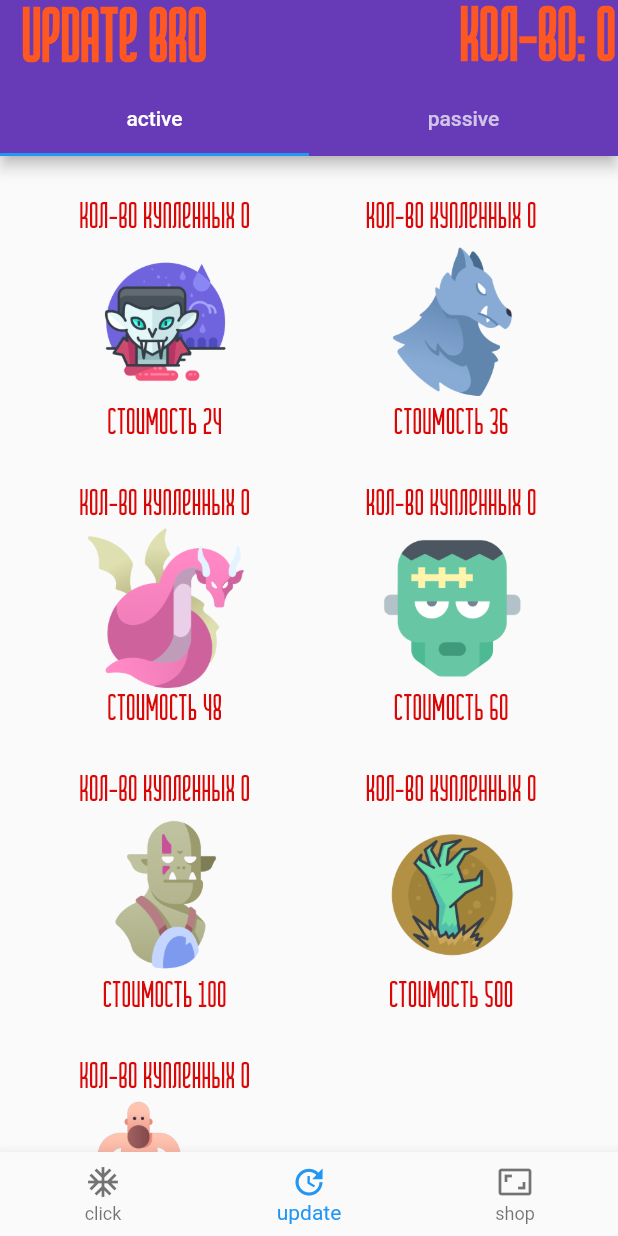
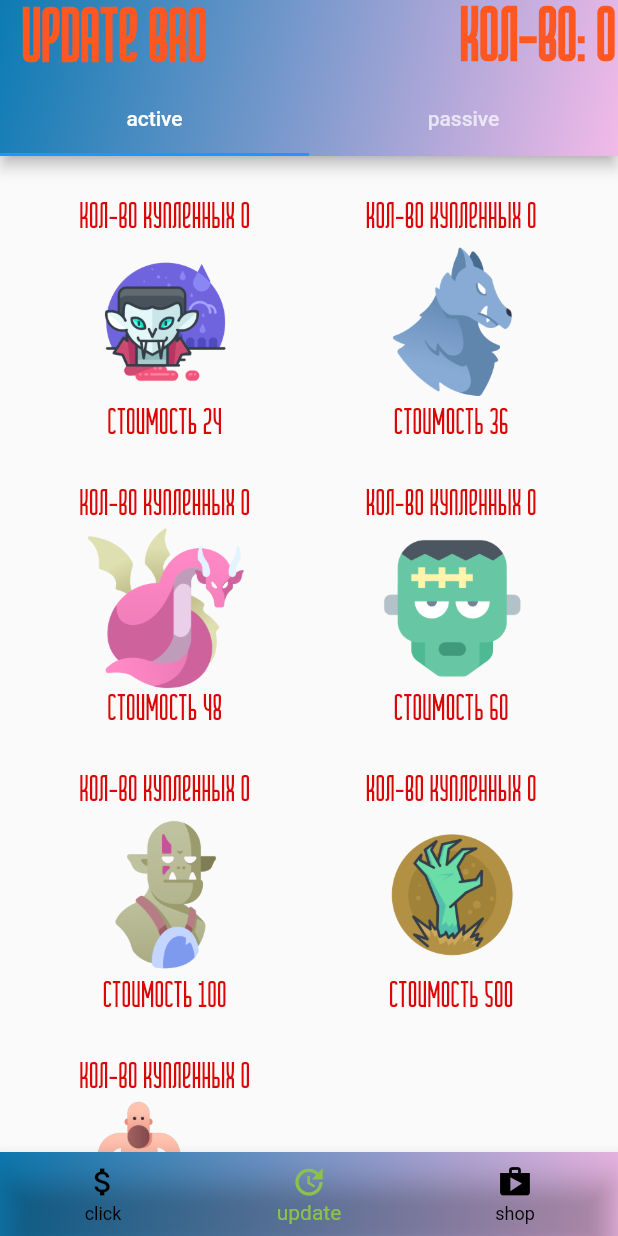
Before and after one commit to cup-of-Aygiz/playpepe, a Flutter app: the screen it shows after launch, swiped to page 2, on a phone screen of 412 x 824 dp. Run offline on Flutter 3.47's test engine with Material 2 defaults, Android fonts, the phone set to English and light mode, and no system bars; our stand-ins replace flutter_bloc, shared_preferences.

Commit message:
поиграл с цветами

```diff
--- a/lib/pages/home_page.dart
+++ b/lib/pages/home_page.dart
@@ -3,7 +3,7 @@ import 'dart:async';
 import 'package:flutter/material.dart';
 import 'package:game_of_pepe/pages/shop_page.dart';
 import 'package:game_of_pepe/pages/update_page.dart';
-
+import 'package:game_of_pepe/ui/config.dart';
 import 'fight_page.dart';
 
 class HomePage extends StatefulWidget {
@@ -13,18 +13,19 @@ class HomePage extends StatefulWidget {
 
 class _HomePageState extends State<HomePage> {
   int _currentIndex = 0;
-
+  Decoration _dec = Decorations.boxDecoration1;
   final pages = [
     FightPage(),
     UpdatePage(),
     ShopPage(),
   ];
   final PageController _pageController = PageController();
+
   @override
   Widget build(BuildContext context) {
     return Scaffold(
       //body: pages[_currentIndex],
-      body:PageView(
+      body: PageView(
         controller: _pageController,
         children: <Widget>[
           FightPage(),
@@ -38,11 +39,17 @@ class _HomePageState extends State<HomePage> {
         },
       ),
       //bottomNavigationBar: _getNavBar(context),
-      bottomNavigationBar: BottomNavigationBar(
+      bottomNavigationBar: Container(
+        decoration: _dec,
+        child: BottomNavigationBar(
+          backgroundColor: Colors.transparent,
+          //fixedColor: Colors.amberAccent,
+          unselectedItemColor: Colors.black,
+          selectedItemColor: Colors.lightGreen,
           currentIndex: _currentIndex,
           items: [
             BottomNavigationBarItem(
-            icon: Icon(Icons.ac_unit),
+              icon: Icon(Icons.attach_money),
               label: "click",
             ),
             BottomNavigationBarItem(
@@ -50,14 +57,16 @@ class _HomePageState extends State<HomePage> {
               label: "update",
             ),
             BottomNavigationBarItem(
-            icon: Icon(Icons.aspect_ratio),
+              icon: Icon(Icons.shop),
               label: "shop",
             ),
           ],
           onTap: _onTappedBar,
         ),
+      ),
     );
   }
+
   void _onTappedBar(int value) {
     setState(() {
       _currentIndex = value;
--- a/lib/pages/update_page.dart
+++ b/lib/pages/update_page.dart
@@ -5,7 +5,6 @@ import 'package:game_of_pepe/bloc/clikcks_number_bloc.dart';
 import 'package:game_of_pepe/bloc/clicks_number_state.dart';
 import 'package:game_of_pepe/pages/update_active_page.dart';
 import 'package:game_of_pepe/pages/update_passive_page.dart';
-import 'package:game_of_pepe/repository/shared_prefs_repo.dart';
 import 'package:game_of_pepe/ui/config.dart';
 
 class UpdatePage extends StatefulWidget {
@@ -15,15 +14,18 @@ class UpdatePage extends StatefulWidget {
 
 class _UpdatePageState extends State<UpdatePage> {
   TextStyle _styleText = AppText.textStyle;
-
+  Decoration _dec = Decorations.boxDecoration1;
   @override
   Widget build(BuildContext context) {
-    return BlocBuilder<ClicksNumberCubit,ClicksNumberState>(
+    return BlocBuilder<ClicksNumberCubit, ClicksNumberState>(
       builder: (context, ClicksNumberState state) => DefaultTabController(
         length: 2,
         child: Scaffold(
           appBar: AppBar(
-            backgroundColor: Colors.deepPurple,
+            flexibleSpace: Container(
+              decoration: _dec,
+            ),
+            backgroundColor: Colors.transparent,
             title: Text(
               "Update bro",
               style: _styleText,
--- a/lib/ui/config.dart
+++ b/lib/ui/config.dart
@@ -26,4 +26,17 @@ class AppText {
     fontSize: 25,
   );
 }
+
+class Decorations {
+  static const boxDecoration1 = const BoxDecoration(
+      gradient: LinearGradient(
+    begin: Alignment.topLeft,
+    end: Alignment.bottomRight,
+    colors: <Color>[
+      Color(0xff0c7bb3),
+      Color(0xfff2bae8),
+    ],
+    tileMode: TileMode.repeated,
+  ));
+}
 //класс АппПаддинг
```
Lines whose indentation alone changed are shown as unchanged.
